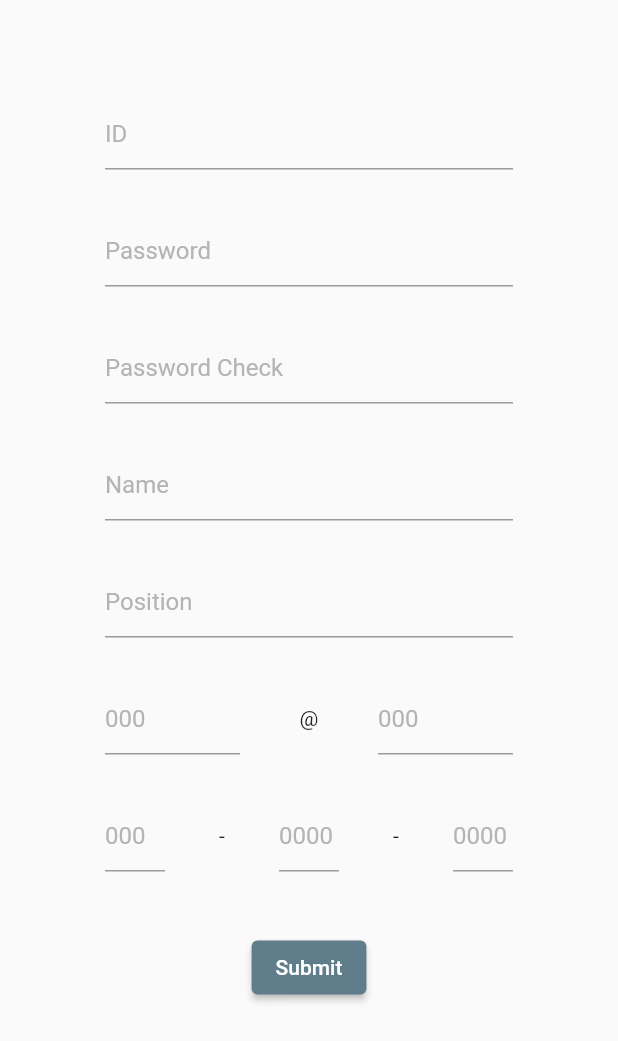
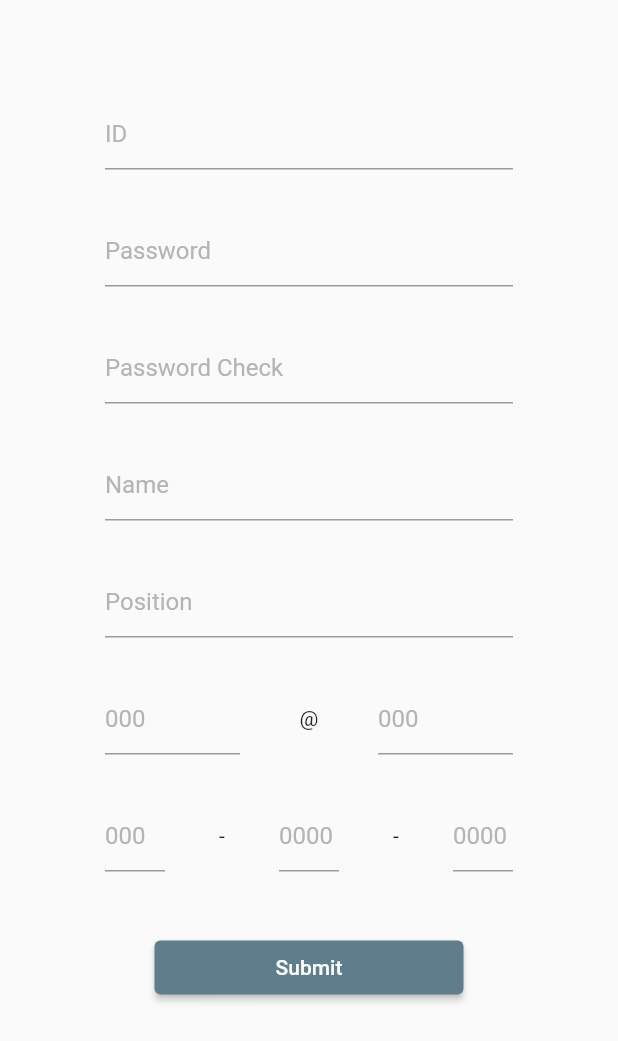
Before and after one commit to Jang-zn/awesomethink, a Flutter app: the screen it shows after launch, after a tap on "SignUp", on a phone screen of 412 x 824 dp. Shown: the top 1041 px of the screen. Run offline on Flutter 3.47's test engine with Material 2 defaults, Android fonts, the phone set to English and light mode, and no system bars; our stand-ins replace get.

Commit message:
로그인창 수정

```diff
--- a/lib/view/login.dart
+++ b/lib/view/login.dart
@@ -1,13 +1,14 @@
-import 'package:awesomethink/view/main.dart';
+import 'package:awesomethink/view/memberMain.dart';
 import 'package:awesomethink/view/signUp.dart';
 import 'package:flutter/material.dart';
+import 'package:get/get.dart';
 
 class AwesomeThink extends StatelessWidget {
   const AwesomeThink({Key? key}) : super(key: key);
 
   @override
   Widget build(BuildContext context) {
-    return MaterialApp(
+    return GetMaterialApp(
       title: 'AwesomeThink',
       theme: ThemeData(
         primarySwatch: Colors.blueGrey,
@@ -42,11 +43,11 @@ class _AwesomeThinkLoginPageState extends State<AwesomeThinkLoginPage> {
   Widget build(BuildContext context) {
 
     return Scaffold(
-      //키보드가 화면 밀어버리는거 방지
-      resizeToAvoidBottomInset : false,
+      //키보드가 화면 밀게 함. 대신 리스트뷰로 스크롤 가능하게 해야 사용 가능
+      resizeToAvoidBottomInset : true,
 
       body: SafeArea(
-        child:Column(
+        child:ListView(
           children: [
             Container(
               child : const Image(
@@ -71,14 +72,28 @@ class _AwesomeThinkLoginPageState extends State<AwesomeThinkLoginPage> {
                   controller: pwController,
                   decoration: const InputDecoration(
                     hintText:"Password",
-                  )
+                  ),
+                  obscureText:true,
               ),
 
             ),
-            ElevatedButton(onPressed: login,
-                child: const Text("Login")),
-            ElevatedButton(onPressed: signUp,
-                child: const Text("SignUp")),
+            Container(
+              padding:EdgeInsets.symmetric(horizontal: 30),
+              child:Column(
+                children: [
+                  Container(
+                      width:MediaQuery.of(context).size.width*0.5,
+                      child:ElevatedButton(onPressed: login,
+                          child: const Text("Login")),
+                  ),
+                  Container(
+                      width:MediaQuery.of(context).size.width*0.5,
+                      child:ElevatedButton(onPressed: signUp,
+                          child: const Text("SignUp")),
+                  )
+                ],
+              )
+            )
           ],
         ),
       ), // This trailing comma makes auto-formatting nicer for build methods.
--- a/lib/view/signUp.dart
+++ b/lib/view/signUp.dart
@@ -55,6 +55,7 @@ class _SignUpWidgetState extends State<SignUpWidget> {
                       Container(
                         margin: EdgeInsets.symmetric(horizontal: 70, vertical: 15),
                         child: TextField(
+                          obscureText: true,
                           controller: pwController,
                           decoration: const InputDecoration(
                             hintText: "Password",
@@ -65,6 +66,7 @@ class _SignUpWidgetState extends State<SignUpWidget> {
                       Container(
                         margin: EdgeInsets.symmetric(horizontal: 70, vertical: 15),
                         child: TextField(
+                          obscureText: true,
                           controller: pwCheckController,
                           decoration: const InputDecoration(
                             hintText: "Password Check",
@@ -169,6 +171,7 @@ class _SignUpWidgetState extends State<SignUpWidget> {
                             ])
                          ),
                       Container(
+                        width:MediaQuery.of(context).size.width*0.5,
                         child:ElevatedButton(
                           child:Text("Submit"),
                           onPressed: submit,
```
Also changed, not shown: lib/view/memberMain.dart (renamed from lib/view/main.dart).
